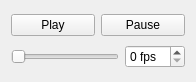
Qt form src/common/playercontrolwidget.ui (mina86/physics-opengl) before a commit.
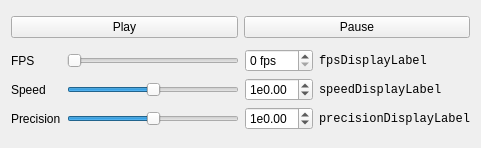
The same form after that commit.

Diff of the .ui file:
```diff
--- a/src/common/playercontrolwidget.ui
+++ b/src/common/playercontrolwidget.ui
@@ -6,8 +6,8 @@
    <rect>
     <x>0</x>
     <y>0</y>
-    <width>196</width>
-    <height>82</height>
+    <width>481</width>
+    <height>148</height>
    </rect>
   </property>
   <property name="sizePolicy">
@@ -45,9 +45,16 @@
     </layout>
    </item>
    <item>
-    <layout class="QHBoxLayout" name="horizontalLayout_2">
-     <item>
-      <widget class="QSlider" name="speedSlider">
+    <layout class="QGridLayout" name="gridLayout">
+     <item row="0" column="0">
+      <widget class="QLabel" name="fpsLabel">
+       <property name="text">
+        <string>FPS</string>
+       </property>
+      </widget>
+     </item>
+     <item row="0" column="1">
+      <widget class="QSlider" name="fpsSlider">
        <property name="maximum">
         <number>25</number>
        </property>
@@ -62,8 +69,8 @@
        </property>
       </widget>
      </item>
-     <item>
-      <widget class="QSpinBox" name="speedSpinBox">
+     <item row="0" column="2">
+      <widget class="QSpinBox" name="fpsSpinBox">
        <property name="suffix">
         <string> fps</string>
        </property>
@@ -72,6 +79,129 @@
        </property>
       </widget>
      </item>
+     <item row="1" column="0">
+      <widget class="QLabel" name="speedLabel">
+       <property name="text">
+        <string>Speed</string>
+       </property>
+      </widget>
+     </item>
+     <item row="1" column="1">
+      <widget class="QSlider" name="speedSlider">
+       <property name="minimum">
+        <number>-30</number>
+       </property>
+       <property name="maximum">
+        <number>30</number>
+       </property>
+       <property name="pageStep">
+        <number>5</number>
+       </property>
+       <property name="orientation">
+        <enum>Qt::Horizontal</enum>
+       </property>
+      </widget>
+     </item>
+     <item row="1" column="2">
+      <widget class="QDoubleSpinBox" name="speedSpinBox">
+       <property name="prefix">
+        <string>1e</string>
+       </property>
+       <property name="minimum">
+        <double>-3.000000000000000</double>
+       </property>
+       <property name="maximum">
+        <double>3.000000000000000</double>
+       </property>
+       <property name="singleStep">
+        <double>0.100000000000000</double>
+       </property>
+      </widget>
+     </item>
+     <item row="2" column="0">
+      <widget class="QLabel" name="precisionLabel">
+       <property name="text">
+        <string>Precision</string>
+       </property>
+      </widget>
+     </item>
+     <item row="2" column="1">
+      <widget class="QSlider" name="precisionSlider">
+       <property name="minimum">
+        <number>-30</number>
+       </property>
+       <property name="maximum">
+        <number>30</number>
+       </property>
+       <property name="pageStep">
+        <number>5</number>
+       </property>
+       <property name="orientation">
+        <enum>Qt::Horizontal</enum>
+       </property>
+       <property name="invertedAppearance">
+        <bool>false</bool>
+       </property>
+       <property name="invertedControls">
+        <bool>false</bool>
+       </property>
+      </widget>
+     </item>
+     <item row="2" column="2">
+      <widget class="QDoubleSpinBox" name="precisionSpinBox">
+       <property name="prefix">
+        <string>1e</string>
+       </property>
+       <property name="minimum">
+        <double>-3.000000000000000</double>
+       </property>
+       <property name="maximum">
+        <double>3.000000000000000</double>
+       </property>
+       <property name="singleStep">
+        <double>0.100000000000000</double>
+       </property>
+      </widget>
+     </item>
+     <item row="0" column="3">
+      <widget class="QLabel" name="fpsDisplayLabel">
+       <property name="font">
+        <font>
+         <family>Monospace</family>
+        </font>
+       </property>
+       <property name="text">
+        <string>fpsDisplayLabel</string>
+       </property>
+       <property name="textFormat">
+        <enum>Qt::PlainText</enum>
+       </property>
+      </widget>
+     </item>
+     <item row="1" column="3">
+      <widget class="QLabel" name="speedDisplayLabel">
+       <property name="font">
+        <font>
+         <family>Monospace</family>
+        </font>
+       </property>
+       <property name="text">
+        <string>speedDisplayLabel</string>
+       </property>
+      </widget>
+     </item>
+     <item row="2" column="3">
+      <widget class="QLabel" name="precisionDisplayLabel">
+       <property name="font">
+        <font>
+         <family>Monospace</family>
+        </font>
+       </property>
+       <property name="text">
+        <string>precisionDisplayLabel</string>
+       </property>
+      </widget>
+     </item>
     </layout>
    </item>
   </layout>
```
